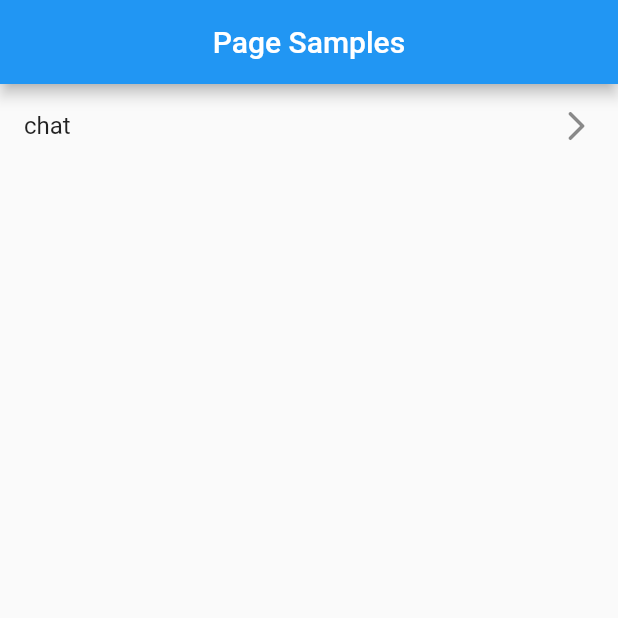
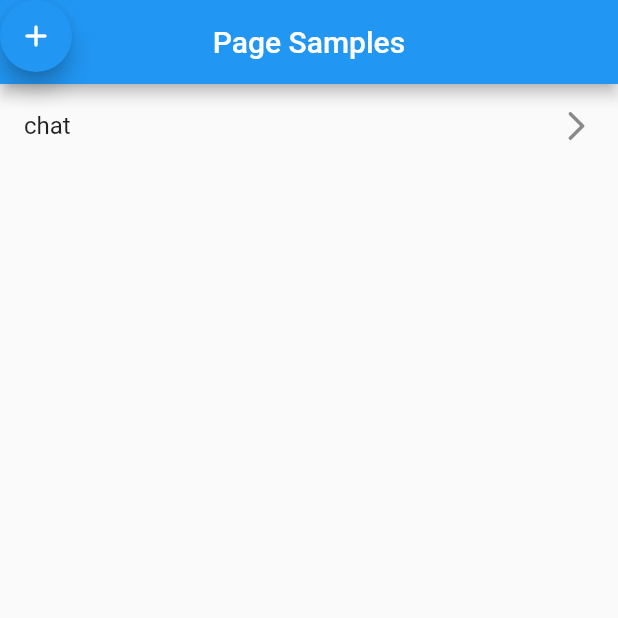
Before and after one commit to ggdream/fldome, a Flutter app: the screen it shows after launch, on a phone screen of 412 x 824 dp, the top half of it. Run offline on Flutter 3.47's test engine with Material 2 defaults, Android fonts, the light colour scheme and no system bars; our stand-ins replace device_preview, get.

Commit message:
global floating button

```diff
--- a/lib/examples/ext/ext.dart
+++ b/lib/examples/ext/ext.dart
@@ -11,8 +11,14 @@ class ExtPage extends StatefulWidget {
 }
 
 class _ExtPageState extends State<ExtPage> {
+  double _x = 0;
+  double _y = 0;
+
   @override
   Widget build(BuildContext context) {
+    WidgetsBinding.instance?.addPostFrameCallback((_) {
+      Overlay.of(context)?.insert(_entry());
+    });
     return Scaffold(
       appBar: AppBar(
         automaticallyImplyLeading: false,
@@ -32,4 +38,29 @@ class _ExtPageState extends State<ExtPage> {
       ),
     );
   }
+
+  OverlayEntry _entry() {
+    return OverlayEntry(builder: (ctx) {
+      return Positioned(
+        width: 48,
+        height: 48,
+        left: _x,
+        top: _y,
+        child: GestureDetector(
+          onPanUpdate: (d) {
+            setState(() {
+              _x += d.delta.dx;
+              _y += d.delta.dy;
+            });
+          },
+          child: FloatingActionButton(
+            child: Icon(Icons.add_rounded),
+            onPressed: () {
+              print('yes');
+            },
+          ),
+        ),
+      );
+    });
+  }
 }
```
